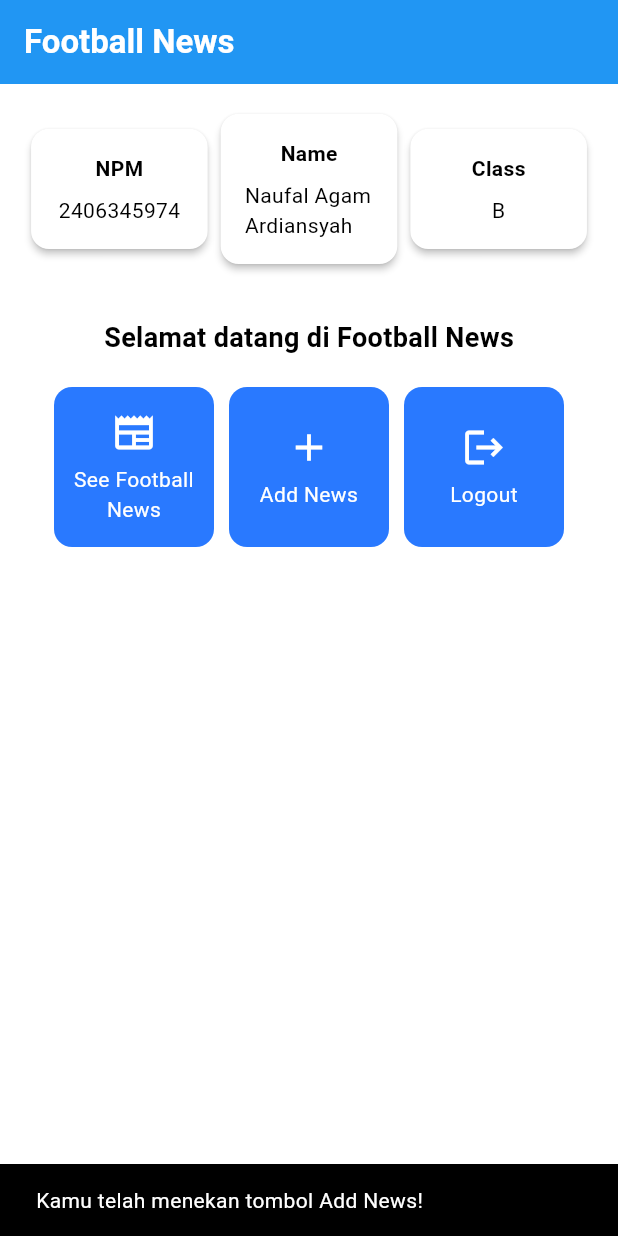
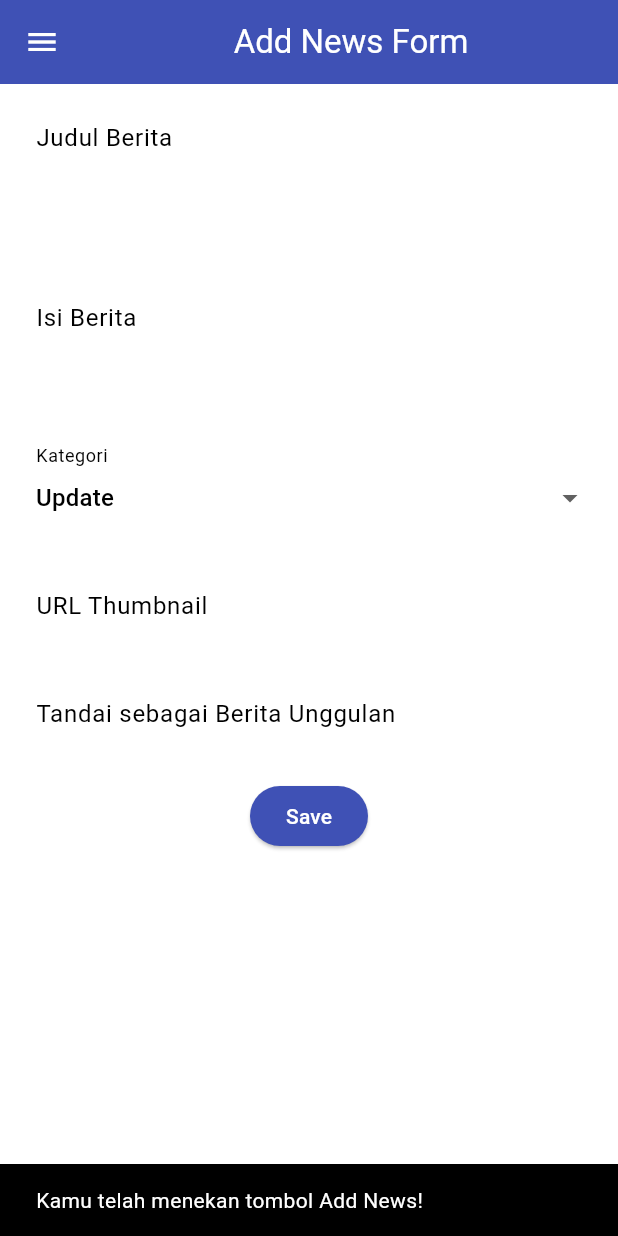
Before and after one commit to Agam1025/football-news-mobile, a Flutter app: the screen it shows after launch, after a tap on "Add News", on a phone screen of 412 x 824 dp. Run offline on Flutter 3.47's test engine with Material 3 defaults, Android fonts, the phone set to English and light mode, and no system bars.

Commit message:
ini commit agam

```diff
--- a/lib/main.dart
+++ b/lib/main.dart
@@ -1,5 +1,5 @@
-import 'package:football_news/menu.dart';
 import 'package:flutter/material.dart';
+import 'package:football_news/screens.dart/menu.dart';
 
 void main() {
   runApp(const MyApp());
--- a/lib/menu.dart
+++ /dev/null
@@ -1,183 +0,0 @@
-import 'package:flutter/material.dart';
-class MyHomePage extends StatelessWidget {
-    MyHomePage({super.key});
-
-        final String nama = "Naufal Agam Ardiansyah"; //nama
-        final String npm = "2406345974"; //npm
-        final String kelas = "B";
-
-        final List<ItemHomepage> items = [
-            ItemHomepage("See Football News", Icons.newspaper),
-            ItemHomepage("Add News", Icons.add),
-            ItemHomepage("Logout", Icons.logout),
-          ];
-     @override
-        Widget build(BuildContext context) {
-        // Scaffold menyediakan struktur dasar halaman dengan AppBar dan body.
-        return Scaffold(
-          // AppBar adalah bagian atas halaman yang menampilkan judul.
-          appBar: AppBar(
-            // Judul aplikasi "Football News" dengan teks putih dan tebal.
-            title: const Text(
-              'Football News',
-              style: TextStyle(
-                color: Colors.white,
-                fontWeight: FontWeight.bold,
-              ),
-            ),
-            // Warna latar belakang AppBar diambil dari skema warna tema aplikasi.
-            backgroundColor: Theme.of(context).colorScheme.primary,
-          ),
-          // Body halaman dengan padding di sekelilingnya.
-          body: Padding(
-            padding: const EdgeInsets.all(16.0),
-            // Menyusun widget secara vertikal dalam sebuah kolom.
-            child: Column(
-              crossAxisAlignment: CrossAxisAlignment.center,
-              children: [
-                // Row untuk menampilkan 3 InfoCard secara horizontal.
-                Row(
-                  mainAxisAlignment: MainAxisAlignment.spaceEvenly,
-                  children: [
-                    InfoCard(title: 'NPM', content: npm),
-                    InfoCard(title: 'Name', content: nama),
-                    InfoCard(title: 'Class', content: kelas),
-                  ],
-                ),
-
-                // Memberikan jarak vertikal 16 unit.
-                const SizedBox(height: 16.0),
-
-                // Menempatkan widget berikutnya di tengah halaman.
-                Center(
-                  child: Column(
-                    // Menyusun teks dan grid item secara vertikal.
-
-                    children: [
-                      // Menampilkan teks sambutan dengan gaya tebal dan ukuran 18.
-                      const Padding(
-                        padding: EdgeInsets.only(top: 16.0),
-                        child: Text(
-                          'Selamat datang di Football News',
-                          style: TextStyle(
-                            fontWeight: FontWeight.bold,
-                            fontSize: 18.0,
-                          ),
-                        ),
-                      ),
-
-                      // Grid untuk menampilkan ItemCard dalam bentuk grid 3 kolom.
-                      GridView.count(
-                        primary: true,
-                        padding: const EdgeInsets.all(20),
-                        crossAxisSpacing: 10,
-                        mainAxisSpacing: 10,
-                        crossAxisCount: 3,
-                        // Agar grid menyesuaikan tinggi kontennya.
-                        shrinkWrap: true,
-
-                        // Menampilkan ItemCard untuk setiap item dalam list items.
-                        children: items.map((ItemHomepage item) {
-                          return ItemCard(item);
-                        }).toList(),
-                      ),
-                    ],
-                  ),
-                ),
-              ],
-            ),
-          ),
-        );
-    }
-}
-class InfoCard extends StatelessWidget {
-  // Kartu informasi yang menampilkan title dan content.
-
-  final String title;  // Judul kartu.
-  final String content;  // Isi kartu.
-
-  const InfoCard({super.key, required this.title, required this.content});
-
-  @override
-  Widget build(BuildContext context) {
-    return Card(
-      // Membuat kotak kartu dengan bayangan dibawahnya.
-      elevation: 2.0,
-      child: Container(
-        // Mengatur ukuran dan jarak di dalam kartu.
-        width: MediaQuery.of(context).size.width / 3.5, // menyesuaikan dengan lebar device yang digunakan.
-        padding: const EdgeInsets.all(16.0),
-        // Menyusun title dan content secara vertikal.
-        child: Column(
-          children: [
-            Text(
-              title,
-              style: const TextStyle(fontWeight: FontWeight.bold),
-            ),
-            const SizedBox(height: 8.0),
-            Text(content),
-          ],
-        ),
-      ),
-    );
-  }
-}
-class ItemHomepage {
- final String name;
- final IconData icon;
-
- ItemHomepage(this.name, this.icon);
-}
-class ItemCard extends StatelessWidget {
-  // Menampilkan kartu dengan ikon dan nama.
-
-  final ItemHomepage item;
-
-  const ItemCard(this.item, {super.key});
-
-  @override
-  Widget build(BuildContext context) {
-    return Material(
-      // Menentukan warna latar belakang dari tema aplikasi.
-      color: Theme.of(context).colorScheme.secondary,
-      // Membuat sudut kartu melengkung.
-      borderRadius: BorderRadius.circular(12),
-
-      child: InkWell(
-        // Aksi ketika kartu ditekan.
-        onTap: () {
-          // Menampilkan pesan SnackBar saat kartu ditekan.
-          ScaffoldMessenger.of(context)
-            ..hideCurrentSnackBar()
-            ..showSnackBar(
-              SnackBar(content: Text("Kamu telah menekan tombol ${item.name}!"))
-            );
-        },
-        // Container untuk menyimpan Icon dan Text
-        child: Container(
-          padding: const EdgeInsets.all(8),
-          child: Center(
-            child: Column(
-              // Menyusun ikon dan teks di tengah kartu.
-              mainAxisAlignment: MainAxisAlignment.center,
-              children: [
-                Icon(
-                  item.icon,
-                  color: Colors.white,
-                  size: 30.0,
-                ),
-                const Padding(padding: EdgeInsets.all(3)),
-                Text(
-                  item.name,
-                  textAlign: TextAlign.center,
-                  style: const TextStyle(color: Colors.white),
-                ),
-              ],
-            ),
-          ),
-        ),
-      ),
-    );
-  }
-
-}
--- /dev/null
+++ b/lib/screens.dart/menu.dart
@@ -0,0 +1,182 @@
+import 'package:flutter/material.dart';
+import 'package:football_news/screens.dart/newslist_form.dart';
+import 'package:football_news/widgets/left_drawer.dart';
+
+class MyHomePage extends StatelessWidget {
+  MyHomePage({super.key});
+
+  final String nama = "Naufal Agam Ardiansyah"; // nama
+  final String npm = "2406345974"; // npm
+  final String kelas = "B";
+
+  final List<ItemHomepage> items = [
+    ItemHomepage("See Football News", Icons.newspaper),
+    ItemHomepage("Add News", Icons.add),
+    ItemHomepage("Logout", Icons.logout),
+  ];
+
+  @override
+  Widget build(BuildContext context) {
+    // Scaffold menyediakan struktur dasar halaman dengan AppBar dan body.
+    return Scaffold(
+      appBar: AppBar(
+        title: const Text(
+          'Football News',
+          style: TextStyle(color: Colors.white, fontWeight: FontWeight.bold),
+        ),
+        backgroundColor: Theme.of(context).colorScheme.primary,
+      ),
+
+      drawer: const LeftDrawer(), // ✅ tetap sama
+
+      body: Padding(
+        padding: const EdgeInsets.all(16.0),
+        child: Column(
+          crossAxisAlignment: CrossAxisAlignment.center,
+          children: [
+            // Baris info
+            Row(
+              mainAxisAlignment: MainAxisAlignment.spaceEvenly,
+              children: [
+                InfoCard(title: 'NPM', content: npm),
+                InfoCard(title: 'Name', content: nama),
+                InfoCard(title: 'Class', content: kelas),
+              ],
+            ),
+
+            const SizedBox(height: 16.0),
+
+            // Konten utama
+            Center(
+              child: Column(
+                children: [
+                  const Padding(
+                    padding: EdgeInsets.only(top: 16.0),
+                    child: Text(
+                      'Selamat datang di Football News',
+                      style: TextStyle(
+                        fontWeight: FontWeight.bold,
+                        fontSize: 18.0,
+                      ),
+                    ),
+                  ),
+
+                  // Grid item
+                  GridView.count(
+                    primary: true,
+                    padding: const EdgeInsets.all(20),
+                    crossAxisSpacing: 10,
+                    mainAxisSpacing: 10,
+                    crossAxisCount: 3,
+                    shrinkWrap: true,
+                    children: items.map((ItemHomepage item) {
+                      return ItemCard(item);
+                    }).toList(),
+                  ),
+                ],
+              ),
+            ),
+          ],
+        ),
+      ),
+    );
+  }
+}
+
+// ========================
+// InfoCard
+// ========================
+class InfoCard extends StatelessWidget {
+  final String title;
+  final String content;
+
+  const InfoCard({super.key, required this.title, required this.content});
+
+  @override
+  Widget build(BuildContext context) {
+    return Card(
+      elevation: 2.0,
+      child: Container(
+        width: MediaQuery.of(context).size.width / 3.5,
+        padding: const EdgeInsets.all(16.0),
+        child: Column(
+          children: [
+            Text(title, style: const TextStyle(fontWeight: FontWeight.bold)),
+            const SizedBox(height: 8.0),
+            Text(content),
+          ],
+        ),
+      ),
+    );
+  }
+}
+
+// ========================
+// ItemHomepage model
+// ========================
+class ItemHomepage {
+  final String name;
+  final IconData icon;
+
+  ItemHomepage(this.name, this.icon);
+}
+
+// ========================
+// ItemCard widget
+// ========================
+class ItemCard extends StatelessWidget {
+  final ItemHomepage item;
+
+  const ItemCard(this.item, {super.key});
+
+  @override
+  Widget build(BuildContext context) {
+    return Material(
+      color: Theme.of(context).colorScheme.secondary,
+      borderRadius: BorderRadius.circular(12),
+      child: InkWell(
+        onTap: () {
+          // ✅ Menampilkan snackbar saat tombol ditekan
+          ScaffoldMessenger.of(context)
+            ..hideCurrentSnackBar()
+            ..showSnackBar(
+              SnackBar(
+                content: Text("Kamu telah menekan tombol ${item.name}!"),
+              ),
+            );
+
+          // ✅ Navigasi ke halaman sesuai tombol
+          if (item.name == "Add News") {
+            Navigator.push(
+              context,
+              MaterialPageRoute(builder: (context) => const NewsFormPage()),
+            );
+          }
+
+          // (Opsional) Kamu bisa tambahkan navigasi untuk tombol lain juga:
+          // if (item.name == "See Football News") { ... }
+          // if (item.name == "Logout") { ... }
+        },
+
+        // Isi kartu
+        child: Container(
+          padding: const EdgeInsets.all(8),
+          child: Center(
+            child: Column(
+              mainAxisAlignment: MainAxisAlignment.center,
+              children: [
+                Icon(item.icon, color: Colors.white, size: 30.0),
+                const Padding(padding: EdgeInsets.all(3)),
+                Text(
+                  item.name,
+                  textAlign: TextAlign.center,
+                  style: const TextStyle(color: Colors.white),
+                ),
+              ],
+            ),
+          ),
+        ),
+      ),
+    );
+  }
+}
--- /dev/null
+++ b/lib/screens.dart/newslist_form.dart
@@ -0,0 +1,223 @@
+import 'package:flutter/material.dart';
+// TODO: Impor drawer yang sudah dibuat sebelumnya
+import 'package:football_news/widgets/left_drawer.dart'; // Contoh impor jika drawer ada di folder widgets
+
+class NewsFormPage extends StatefulWidget {
+  const NewsFormPage({super.key});
+
+  @override
+  State<NewsFormPage> createState() => _NewsFormPageState();
+}
+
+class _NewsFormPageState extends State<NewsFormPage> {
+  final _formKey = GlobalKey<FormState>();
+  String _title = "";
+  String _content = "";
+  String _category = "update"; // default
+  String _thumbnail = "";
+  bool _isFeatured = false; // default
+
+  final List<String> _categories = [
+    'transfer',
+    'update',
+    'exclusive',
+    'match',
+    'rumor',
+    'analysis',
+  ];
+
+  @override
+  Widget build(BuildContext context) {
+    return Scaffold(
+      appBar: AppBar(
+        title: const Center(
+          child: Text('Add News Form'),
+        ),
+        backgroundColor: Colors.indigo,
+        foregroundColor: Colors.white,
+      ),
+
+      // TODO: Tambahkan drawer yang sudah dibuat di sini
+      drawer: const LeftDrawer(), // Contoh jika kamu sudah punya widget drawer bernama AppDrawer
+
+      body: Form(
+        key: _formKey,
+        child: SingleChildScrollView(
+          child: Column(
+            crossAxisAlignment: CrossAxisAlignment.start,
+            children: [
+              // === Title ===
+              Padding(
+                padding: const EdgeInsets.all(8.0),
+                child: TextFormField(
+                  decoration: InputDecoration(
+                    hintText: "Judul Berita",
+                    labelText: "Judul Berita",
+                    border: OutlineInputBorder(
+                      borderRadius: BorderRadius.circular(5.0),
+                    ),
+                  ),
+                  onChanged: (String? value) {
+                    setState(() {
+                      _title = value!;
+                    });
+                  },
+                  validator: (String? value) {
+                    if (value == null || value.isEmpty) {
+                      return "Judul tidak boleh kosong!";
+                    }
+                    return null;
+                  },
+                ),
+              ),
+
+              // === Content ===
+              // TODO: Tambahkan field untuk isi berita (content)
+              Padding(
+                padding: const EdgeInsets.all(8.0),
+                child: TextFormField(
+                  maxLines: 5,
+                  decoration: InputDecoration(
+                    hintText: "Isi Berita",
+                    labelText: "Isi Berita",
+                    border: OutlineInputBorder(
+                      borderRadius: BorderRadius.circular(5.0),
+                    ),
+                  ),
+                  onChanged: (String? value) {
+                    setState(() {
+                      _content = value!;
+                    });
+                  },
+                  validator: (String? value) {
+                    if (value == null || value.isEmpty) {
+                      return "Isi berita tidak boleh kosong!";
+                    }
+                    return null;
+                  },
+                ),
+              ),
+
+              // === Category ===
+              Padding(
+                padding: const EdgeInsets.all(8.0),
+                child: DropdownButtonFormField<String>(
+                  decoration: InputDecoration(
+                    labelText: "Kategori",
+                    border: OutlineInputBorder(
+                      borderRadius: BorderRadius.circular(5.0),
+                    ),
+                  ),
+                  value: _category,
+                  items: _categories
+                      .map(
+                        (cat) => DropdownMenuItem(
+                          value: cat,
+                          child: Text(
+                            cat[0].toUpperCase() + cat.substring(1),
+                          ),
+                        ),
+                      )
+                      .toList(),
+                  onChanged: (String? newValue) {
+                    setState(() {
+                      _category = newValue!;
+                    });
+                  },
+                ),
+              ),
+
+              // === Thumbnail URL ===
+              Padding(
+                padding: const EdgeInsets.all(8.0),
+                child: TextFormField(
+                  decoration: InputDecoration(
+                    hintText: "URL Thumbnail (opsional)",
+                    labelText: "URL Thumbnail",
+                    border: OutlineInputBorder(
+                      borderRadius: BorderRadius.circular(5.0),
+                    ),
+                  ),
+                  onChanged: (String? value) {
+                    setState(() {
+                      _thumbnail = value!;
+                    });
+                  },
+                ),
+              ),
+
+              // === Is Featured ===
+              Padding(
+                padding: const EdgeInsets.all(8.0),
+                child: SwitchListTile(
+                  title: const Text("Tandai sebagai Berita Unggulan"),
+                  value: _isFeatured,
+                  onChanged: (bool value) {
+                    setState(() {
+                      _isFeatured = value;
+                    });
+                  },
+                ),
+              ),
+
+              // === Tombol Simpan ===
+              Align(
+                alignment: Alignment.bottomCenter,
+                child: Padding(
+                  padding: const EdgeInsets.all(8.0),
+                  child: ElevatedButton(
+                    style: ButtonStyle(
+                      backgroundColor:
+                          MaterialStateProperty.all(Colors.indigo),
+                    ),
+                    onPressed: () {
+                      if (_formKey.currentState!.validate()) {
+                        showDialog(
+                          context: context,
+                          builder: (context) {
+                            return AlertDialog(
+                              title:
+                                  const Text('Produk berhasil tersimpan'),
+                              content: SingleChildScrollView(
+                                child: Column(
+                                  crossAxisAlignment:
+                                      CrossAxisAlignment.start,
+                                  children: [
+                                    Text('Judul: $_title'),
+                                    Text('Isi: $_content'),
+                                    Text('Kategori: $_category'),
+                                    Text('Thumbnail: $_thumbnail'),
+                                    Text(
+                                      'Unggulan: ${_isFeatured ? "Ya" : "Tidak"}',
+                                    ),
+                                  ],
+                                ),
+                              ),
+                              actions: [
+                                TextButton(
+                                  child: const Text('OK'),
+                                  onPressed: () {
+                                    Navigator.pop(context);
+                                    _formKey.currentState!.reset();
+                                  },
+                                ),
+                              ],
+                            );
+                          },
+                        );
+                      }
+                    },
+                    child: const Text(
+                      "Save",
+                      style: TextStyle(color: Colors.white),
+                    ),
+                  ),
+                ),
+              ),
+            ],
+          ),
+        ),
+      ),
+    );
+  }
+}
--- /dev/null
+++ b/lib/screens/newslist_form.dart
@@ -0,0 +1 @@
+// TODO Implement this library.
--- /dev/null
+++ b/lib/widgets/left_drawer.dart
@@ -0,0 +1,73 @@
+import 'package:flutter/material.dart';
+import 'package:football_news/screens.dart/menu.dart';
+import 'package:football_news/screens.dart/newslist_form.dart';
+
+class LeftDrawer extends StatelessWidget {
+  const LeftDrawer({super.key});
+
+  @override
+  Widget build(BuildContext context) {
+    return Drawer(
+      child: ListView(
+        children: [
+          const DrawerHeader(
+            decoration: BoxDecoration(
+              color: Colors.blue,
+            ),
+            child: Column(
+              children: [
+                Text(
+                  'Football News',
+                  textAlign: TextAlign.center,
+                  style: TextStyle(
+                    fontSize: 30,
+                    fontWeight: FontWeight.bold,
+                    color: Colors.white,
+                  ),
+                ),
+                Padding(padding: EdgeInsets.all(10)),
+                Text(
+                  "Seluruh berita sepak bola terkini di sini!",
+                  textAlign: TextAlign.center,
+                  style: TextStyle(
+                    fontSize: 15,
+                    color: Colors.white,
+                    fontWeight: FontWeight.normal,
+                  ),
+                ),
+              ],
+            ),
+          ),
+
+          // ✅ Routing ke halaman Home
+          ListTile(
+            leading: const Icon(Icons.home_outlined),
+            title: const Text('Home'),
+            onTap: () {
+              Navigator.pushReplacement(
+                context,
+                MaterialPageRoute(
+                  builder: (context) => MyHomePage(),
+                ),
+              );
+            },
+          ),
+
+          // ✅ Routing ke halaman Add News
+          ListTile(
+            leading: const Icon(Icons.post_add),
+            title: const Text('Add News'),
+            onTap: () {
+              Navigator.pushReplacement(
+                context,
+                MaterialPageRoute(
+                  builder: (context) => const NewsFormPage(),
+                ),
+              );
+            },
+          ),
+        ],
+      ),
+    );
+  }
+}
```
Also changed, not shown: lib/widgets/news_card.dart (added, +71 -0 lines).
